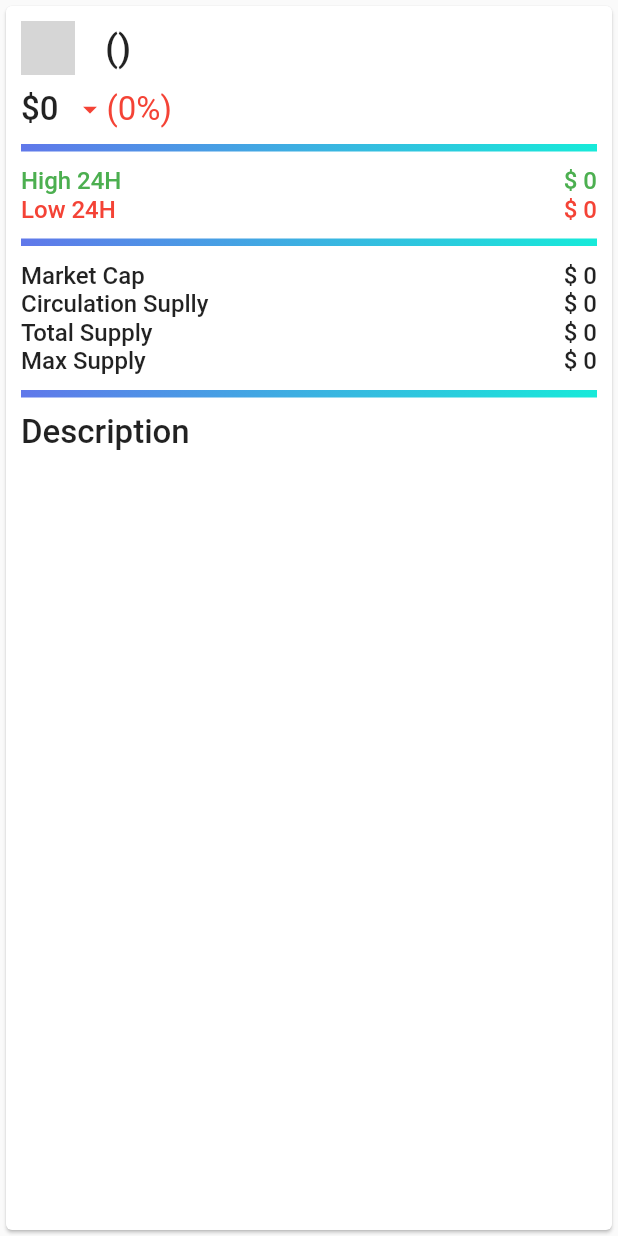
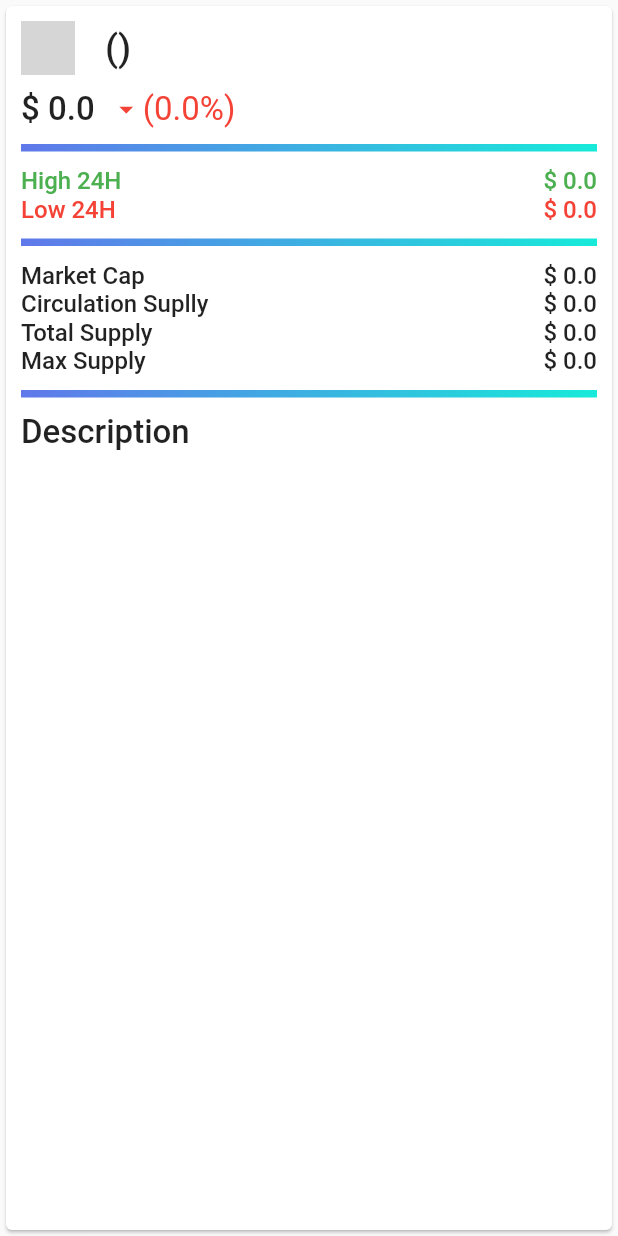
Before and after one commit to nhatdaoquang25/nhat_thuan, a Flutter app: the CustomCardDetail widget shown alone on an empty page, opened directly with empty values, on a phone screen of 412 x 824 dp. Run offline on Flutter 3.47's test engine with Material 2 defaults, Android fonts, the phone set to English and light mode, and no system bars; our stand-ins replace equatable, flutter_bloc; network calls fail; statements that could not run were skipped; grey boxes are pictures that could not be loaded.

Commit message:
edit detail screen, update test file

```diff
--- a/lib/src/widgets/custom_card_detail.dart
+++ b/lib/src/widgets/custom_card_detail.dart
@@ -1,4 +1,5 @@
 import 'package:flutter/material.dart';
+import 'package:intl/intl.dart' as intl;
 
 import '/../src/constants/color_constants.dart';
 import '/../src/constants/string_constants.dart';
@@ -37,6 +38,7 @@ class CustomCardDetail extends StatelessWidget {
 
   @override
   Widget build(BuildContext context) {
+    final numberFormat = intl.NumberFormat("##0.0");
     double coinFontSize = 25.0;
     double currentPriceFontSize = 22.0;
     double screenTextFontSize = 16.0;
@@ -45,6 +47,7 @@ class CustomCardDetail extends StatelessWidget {
     double widthImage = 36.0;
     double heightImage = 36.0;
     FontWeight screenTextFontWeight = FontWeight.w500;
+
     return Card(
       child: Padding(
         padding: EdgeInsets.all(screenPadding),
@@ -85,7 +88,9 @@ class CustomCardDetail extends StatelessWidget {
               child: Row(
                 children: [
                   Text(
-                    '\$$currentPrice',
+                    '\$ ' +
+                        num.tryParse(numberFormat.format(currentPrice))
+                            .toString(),
                     style: TextStyle(
                         fontSize: currentPriceFontSize,
                         fontWeight: screenTextFontWeight),
@@ -96,7 +101,12 @@ class CustomCardDetail extends StatelessWidget {
                           size: currentPriceFontSize, color: Colors.green)
                       : Icon(Icons.arrow_drop_down_outlined,
                           size: currentPriceFontSize, color: Colors.red),
-                  Text('($priceChangePercentage24H%)',
+                  Text(
+                      '(' +
+                          num.tryParse(
+                                  numberFormat.format(priceChangePercentage24H))
+                              .toString() +
+                          '%)',
                       style: priceChangePercentage24H > 0
                           ? TextStyle(
                               fontSize: currentPriceFontSize,
@@ -116,7 +126,9 @@ class CustomCardDetail extends StatelessWidget {
                         fontSize: screenTextFontSize,
                         color: Colors.green,
                         fontWeight: screenTextFontWeight)),
-                Text('\$ $high24H',
+                Text(
+                    '\$ ' +
+                        num.tryParse(numberFormat.format(high24H)).toString(),
                     style: TextStyle(
                         fontSize: screenTextFontSize,
                         color: Colors.green,
@@ -131,7 +143,9 @@ class CustomCardDetail extends StatelessWidget {
                         fontSize: screenTextFontSize,
                         color: Colors.red,
                         fontWeight: screenTextFontWeight)),
-                Text('\$ $low24H',
+                Text(
+                    '\$ ' +
+                        num.tryParse(numberFormat.format(low24H)).toString(),
                     style: TextStyle(
                         fontSize: screenTextFontSize,
                         color: Colors.red,
@@ -146,7 +160,9 @@ class CustomCardDetail extends StatelessWidget {
                     style: TextStyle(
                         fontSize: screenTextFontSize,
                         fontWeight: screenTextFontWeight)),
-                Text('\$ $marketCap',
+                Text(
+                    '\$ ' +
+                        num.tryParse(numberFormat.format(marketCap)).toString(),
                     style: TextStyle(
                         fontSize: screenTextFontSize,
                         fontWeight: screenTextFontWeight)),
@@ -159,7 +175,10 @@ class CustomCardDetail extends StatelessWidget {
                     style: TextStyle(
                         fontSize: screenTextFontSize,
                         fontWeight: screenTextFontWeight)),
-                Text('\$ $circulatingSupply',
+                Text(
+                    '\$ ' +
+                        num.tryParse(numberFormat.format(circulatingSupply))
+                            .toString(),
                     style: TextStyle(
                         fontSize: screenTextFontSize,
                         fontWeight: screenTextFontWeight)),
@@ -172,7 +191,10 @@ class CustomCardDetail extends StatelessWidget {
                     style: TextStyle(
                         fontSize: screenTextFontSize,
                         fontWeight: screenTextFontWeight)),
-                Text('\$ $totalSupply',
+                Text(
+                    '\$ ' +
+                        num.tryParse(numberFormat.format(totalSupply))
+                            .toString(),
                     style: TextStyle(
                         fontSize: screenTextFontSize,
                         fontWeight: screenTextFontWeight)),
@@ -185,7 +207,9 @@ class CustomCardDetail extends StatelessWidget {
                     style: TextStyle(
                         fontSize: screenTextFontSize,
                         fontWeight: screenTextFontWeight)),
-                Text('\$ $maxSupply',
+                Text(
+                    '\$ ' +
+                        num.tryParse(numberFormat.format(maxSupply)).toString(),
                     style: TextStyle(
                         fontSize: screenTextFontSize,
                         fontWeight: screenTextFontWeight)),
@@ -200,7 +224,8 @@ class CustomCardDetail extends StatelessWidget {
                   Text(
                     StringConstants.textDescription,
                     style: TextStyle(
-                        fontSize: 22.0, fontWeight: screenTextFontWeight),
+                        fontSize: currentPriceFontSize,
+                        fontWeight: screenTextFontWeight),
                   ),
                   SizedBox(
                     height: widthSizeBox,
```
Also changed, not shown: lib/src/screens/detail_screen/detail_screen.dart (+18 -32 lines), 2 other files.
